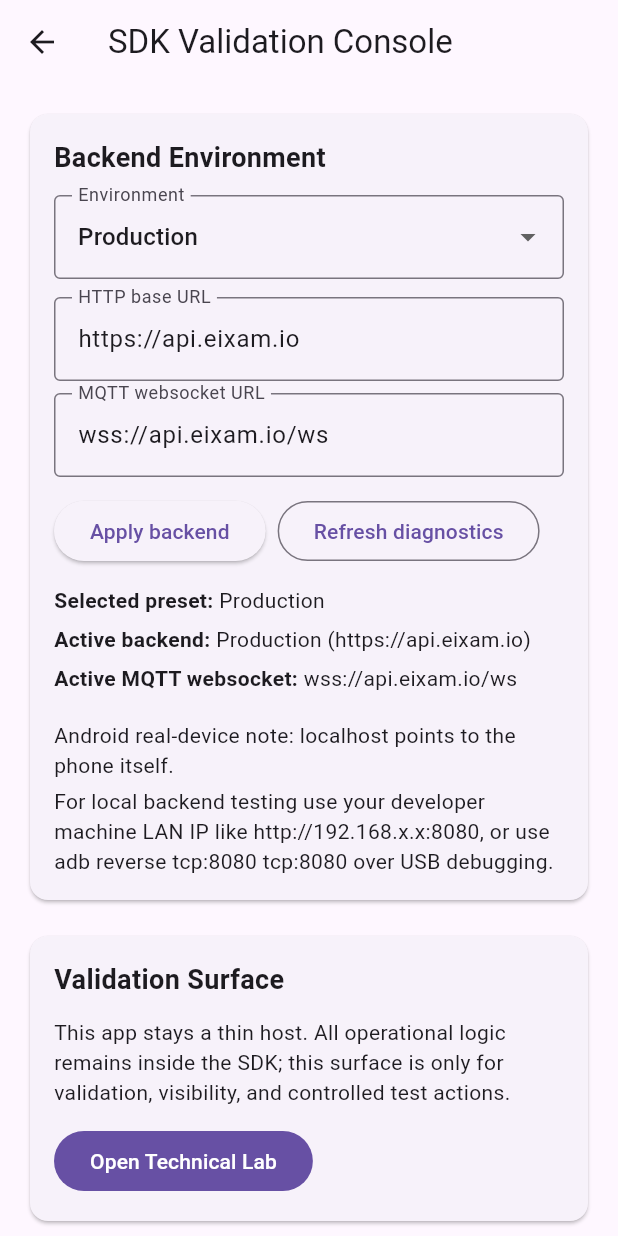
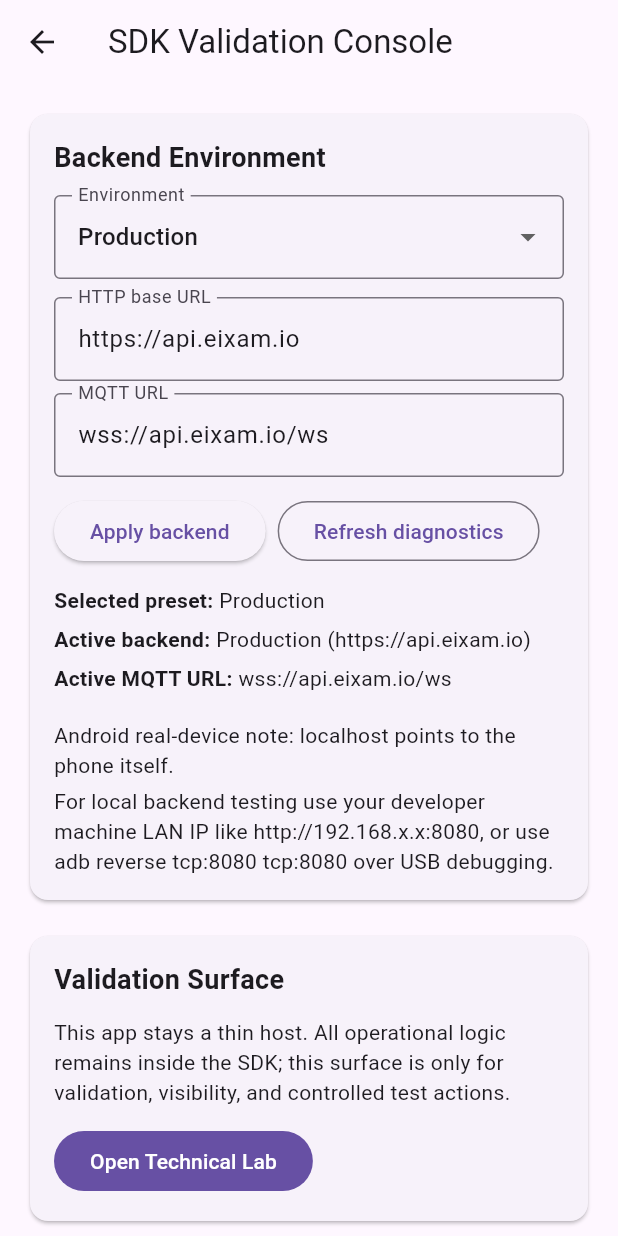
Before and after one commit to eixam-tech/eixam-sdk-flutter, a Flutter app: the screen it shows after launch, after a tap on "SDK Validation Console", on a phone screen of 412 x 824 dp. Run offline on Flutter 3.47's test engine with Material 3 defaults, Android fonts, the phone set to English and light mode, and no system bars; our stand-ins replace flutter_blue_plus, flutter_local_notifications, geolocator, permission_handler, shared_preferences; missing offline and left inert: mqtt5_client.

Commit message:
feat(validation-app): fix local mqtt defaults and backend reconfigure flow

```diff
--- a/apps/eixam_control_app/lib/src/bootstrap/sdk_bootstrap_screen.dart
+++ b/apps/eixam_control_app/lib/src/bootstrap/sdk_bootstrap_screen.dart
@@ -108,9 +108,6 @@ class _SdkBootstrapScreenState extends State<SdkBootstrapScreen> {
     final activeConfig = _activeConfig;
     if (sdk != null && activeConfig != null) {
       return EixamDemoApp(
-        key: ValueKey<String>(
-          'sdk_generation_${_sdkGeneration}_${activeConfig.apiBaseUrl}_${activeConfig.mqttWebsocketUrl}',
-        ),
         sdk: sdk,
         backendConfig: activeConfig,
         onReconfigureBackend: _reconfigureBackend,
@@ -160,7 +157,7 @@ class _SdkBootstrapScreenState extends State<SdkBootstrapScreen> {
                     ),
                     const SizedBox(height: 4),
                     Text(
-                      'MQTT websocket: ${activeConfig.mqttWebsocketUrl}',
+                      'MQTT URL: ${activeConfig.mqttWebsocketUrl}',
                       textAlign: TextAlign.center,
                     ),
                   ],
--- a/apps/eixam_control_app/lib/src/bootstrap/validation_backend_config.dart
+++ b/apps/eixam_control_app/lib/src/bootstrap/validation_backend_config.dart
@@ -38,7 +38,7 @@ class ValidationBackendConfig {
     preset: ValidationBackendPreset.customLocal,
     label: 'Local Android debug',
     apiBaseUrl: 'http://127.0.0.1:8080',
-    mqttWebsocketUrl: 'ws://127.0.0.1:8080/ws',
+    mqttWebsocketUrl: 'tcp://127.0.0.1:1883',
   );
 
   static const List<ValidationBackendConfig> presets =
--- a/apps/eixam_control_app/lib/src/bootstrap/validation_backend_config_store.dart
+++ b/apps/eixam_control_app/lib/src/bootstrap/validation_backend_config_store.dart
@@ -6,6 +6,7 @@ class ValidationBackendConfigStore {
   static const String _presetKey = 'validation_backend_preset';
   static const String _labelKey = 'validation_backend_label';
   static const String _apiBaseUrlKey = 'validation_backend_api_base_url';
+  // Keep the existing preference key so older saved configs still load.
   static const String _mqttWebsocketUrlKey = 'validation_backend_mqtt_ws_url';
 
   Future<ValidationBackendConfig> load() async {
--- a/apps/eixam_control_app/lib/src/features/operational_demo/operational_demo_screen.dart
+++ b/apps/eixam_control_app/lib/src/features/operational_demo/operational_demo_screen.dart
@@ -125,6 +125,10 @@ class _OperationalDemoScreenState extends State<OperationalDemoScreen> {
           final bridge = diagnostics.bridge;
 
           return SafeArea(
+            child: Stack(
+              children: [
+                AbsorbPointer(
+                  absorbing: _applyingBackendConfig,
                   child: ListView(
                     padding: const EdgeInsets.all(16),
                     children: [
@@ -170,8 +174,8 @@ class _OperationalDemoScreenState extends State<OperationalDemoScreen> {
                             const SizedBox(height: 8),
                             ValidationTextField(
                               controller: _mqttWebsocketUrlController,
-                        label: 'MQTT websocket URL',
-                        hintText: 'wss://api.eixam.io/ws',
+                              label: 'MQTT URL',
+                              hintText: 'tcp://127.0.0.1:1883',
                             ),
                             const SizedBox(height: 12),
                             Wrap(
@@ -195,7 +199,8 @@ class _OperationalDemoScreenState extends State<OperationalDemoScreen> {
                                 if (ValidationLocalDebugDefaults.isEnabled)
                                   OutlinedButton(
                                     onPressed: _loadLocalDebugDefaults,
-                              child: const Text('Load local debug defaults'),
+                                    child:
+                                        const Text('Load local debug defaults'),
                                   ),
                               ],
                             ),
@@ -210,7 +215,7 @@ class _OperationalDemoScreenState extends State<OperationalDemoScreen> {
                                   '${widget.backendConfig.label} (${widget.backendConfig.apiBaseUrl})',
                             ),
                             InfoLine(
-                        label: 'Active MQTT websocket',
+                              label: 'Active MQTT URL',
                               value: widget.backendConfig.mqttWebsocketUrl,
                             ),
                             const SizedBox(height: 12),
@@ -295,7 +300,8 @@ class _OperationalDemoScreenState extends State<OperationalDemoScreen> {
                                 if (ValidationLocalDebugDefaults.isEnabled)
                                   OutlinedButton(
                                     onPressed: _loadLocalDebugDefaults,
-                              child: const Text('Reset to local defaults'),
+                                    child:
+                                        const Text('Reset to local defaults'),
                                   ),
                               ],
                             ),
@@ -308,15 +314,16 @@ class _OperationalDemoScreenState extends State<OperationalDemoScreen> {
                               label: 'Canonical identity status',
                               value: _canonicalIdentityStatus(session),
                             ),
-                      InfoLine(label: 'appId', value: session?.appId ?? '-'),
+                            InfoLine(
+                                label: 'appId', value: session?.appId ?? '-'),
                             InfoLine(
                               label: 'Session external user id',
                               value: session?.externalUserId ?? '-',
                             ),
                             InfoLine(
                               label: 'Canonical external_user_id',
-                        value:
-                            session?.canonicalExternalUserId ?? 'Not resolved',
+                              value: session?.canonicalExternalUserId ??
+                                  'Not resolved',
                             ),
                             InfoLine(
                               label: 'SDK user id',
@@ -370,7 +377,8 @@ class _OperationalDemoScreenState extends State<OperationalDemoScreen> {
                             ),
                             InfoLine(
                               label: 'Operational publish available',
-                        value: diagnostics.canPublishOperationally.toString(),
+                              value: diagnostics.canPublishOperationally
+                                  .toString(),
                             ),
                             InfoLine(
                               label: 'Last realtime event',
@@ -384,9 +392,11 @@ class _OperationalDemoScreenState extends State<OperationalDemoScreen> {
                             ),
                             DiagnosticsBox(
                               label: 'Last realtime payload',
-                        value: _controller.lastRealtimeEvent?.payload == null
+                              value:
+                                  _controller.lastRealtimeEvent?.payload == null
                                       ? 'None'
-                            : _controller.lastRealtimeEvent!.payload.toString(),
+                                      : _controller.lastRealtimeEvent!.payload
+                                          .toString(),
                             ),
                           ],
                         ),
@@ -436,7 +446,8 @@ class _OperationalDemoScreenState extends State<OperationalDemoScreen> {
                             ),
                             InfoLine(
                               label: 'Last SOS event',
-                        value: _controller.lastSosEvent.runtimeType.toString(),
+                              value: _controller.lastSosEvent.runtimeType
+                                  .toString(),
                             ),
                             InfoLine(
                               label: 'Incident ID',
@@ -453,10 +464,12 @@ class _OperationalDemoScreenState extends State<OperationalDemoScreen> {
                                 label: 'Last SOS incident snapshot',
                                 value: {
                                   'id': _controller.lastSosIncident!.id,
-                            'state': _controller.lastSosIncident!.state.name,
-                            'triggerSource':
-                                _controller.lastSosIncident!.triggerSource,
-                            'createdAt': _controller.lastSosIncident!.createdAt
+                                  'state':
+                                      _controller.lastSosIncident!.state.name,
+                                  'triggerSource': _controller
+                                      .lastSosIncident!.triggerSource,
+                                  'createdAt': _controller
+                                      .lastSosIncident!.createdAt
                                       .toUtc()
                                       .toIso8601String(),
                                 }.toString(),
@@ -473,7 +486,8 @@ class _OperationalDemoScreenState extends State<OperationalDemoScreen> {
                             ValidationTextField(
                               controller: _telemetryLatitudeController,
                               label: 'latitude',
-                        keyboardType: const TextInputType.numberWithOptions(
+                              keyboardType:
+                                  const TextInputType.numberWithOptions(
                                 signed: true,
                                 decimal: true,
                               ),
@@ -482,7 +496,8 @@ class _OperationalDemoScreenState extends State<OperationalDemoScreen> {
                             ValidationTextField(
                               controller: _telemetryLongitudeController,
                               label: 'longitude',
-                        keyboardType: const TextInputType.numberWithOptions(
+                              keyboardType:
+                                  const TextInputType.numberWithOptions(
                                 signed: true,
                                 decimal: true,
                               ),
@@ -491,7 +506,8 @@ class _OperationalDemoScreenState extends State<OperationalDemoScreen> {
                             ValidationTextField(
                               controller: _telemetryAltitudeController,
                               label: 'altitude',
-                        keyboardType: const TextInputType.numberWithOptions(
+                              keyboardType:
+                                  const TextInputType.numberWithOptions(
                                 signed: true,
                                 decimal: true,
                               ),
@@ -511,7 +527,8 @@ class _OperationalDemoScreenState extends State<OperationalDemoScreen> {
                             const SizedBox(height: 12),
                             InfoLine(
                               label: 'Last published telemetry sample',
-                        value: _controller.lastPublishedTelemetrySample == null
+                              value: _controller.lastPublishedTelemetrySample ==
+                                      null
                                   ? '-'
                                   : _controller.lastPublishedTelemetrySample!
                                       .toJson()
@@ -626,7 +643,8 @@ class _OperationalDemoScreenState extends State<OperationalDemoScreen> {
                             const SizedBox(height: 12),
                             InfoLine(
                               label: 'Registered devices',
-                        value: _controller.registeredDevices.length.toString(),
+                              value: _controller.registeredDevices.length
+                                  .toString(),
                             ),
                             const SizedBox(height: 8),
                             if (_controller.registeredDevices.isEmpty)
@@ -636,8 +654,8 @@ class _OperationalDemoScreenState extends State<OperationalDemoScreen> {
                                 (device) => RegistryDeviceTile(
                                   device: device,
                                   onUseAsDraft: () => _seedDeviceDraft(device),
-                            onDelete: () =>
-                                _controller.deleteRegisteredDevice(device.id),
+                                  onDelete: () => _controller
+                                      .deleteRegisteredDevice(device.id),
                                 ),
                               ),
                           ],
@@ -685,17 +703,21 @@ class _OperationalDemoScreenState extends State<OperationalDemoScreen> {
                             ),
                             InfoLine(
                               label: 'Connected',
-                        value: (_controller.deviceStatus?.connected ?? false)
+                              value:
+                                  (_controller.deviceStatus?.connected ?? false)
                                       .toString(),
                             ),
                             InfoLine(
                               label: 'Lifecycle',
-                        value: _controller.deviceStatus?.lifecycleState.name ??
+                              value: _controller
+                                      .deviceStatus?.lifecycleState.name ??
                                   '-',
                             ),
                             InfoLine(
                               label: 'Firmware',
-                        value: _controller.deviceStatus?.firmwareVersion ?? '-',
+                              value:
+                                  _controller.deviceStatus?.firmwareVersion ??
+                                      '-',
                             ),
                             InfoLine(
                               label: 'Preferred device',
@@ -746,14 +768,14 @@ class _OperationalDemoScreenState extends State<OperationalDemoScreen> {
                                       'signature': bridge.pendingSos!.signature,
                                       'message': bridge.pendingSos!.message,
                                       'position': {
-                                  'latitude': bridge
-                                      .pendingSos!.positionSnapshot.latitude,
-                                  'longitude': bridge
-                                      .pendingSos!.positionSnapshot.longitude,
-                                  'altitude': bridge
-                                      .pendingSos!.positionSnapshot.altitude,
-                                  'timestamp': bridge
-                                      .pendingSos!.positionSnapshot.timestamp
+                                        'latitude': bridge.pendingSos!
+                                            .positionSnapshot.latitude,
+                                        'longitude': bridge.pendingSos!
+                                            .positionSnapshot.longitude,
+                                        'altitude': bridge.pendingSos!
+                                            .positionSnapshot.altitude,
+                                        'timestamp': bridge.pendingSos!
+                                            .positionSnapshot.timestamp
                                             .toIso8601String(),
                                       },
                                     }.toString(),
@@ -796,6 +818,16 @@ class _OperationalDemoScreenState extends State<OperationalDemoScreen> {
                             ),
                           ],
                         ),
+                      ),
+                    ],
+                  ),
+                ),
+                if (_applyingBackendConfig)
+                  const Positioned(
+                    left: 0,
+                    right: 0,
+                    top: 0,
+                    child: LinearProgressIndicator(),
                   ),
               ],
             ),
@@ -956,7 +988,7 @@ class _OperationalDemoScreenState extends State<OperationalDemoScreen> {
     final mqttWebsocketUrl = _mqttWebsocketUrlController.text.trim();
     if (apiBaseUrl.isEmpty || mqttWebsocketUrl.isEmpty) {
       _controller.reportActionError(
-        StateError('HTTP base URL and MQTT websocket URL are both required.'),
+        StateError('HTTP base URL and MQTT URL are both required.'),
       );
       return;
     }
```
Also changed, not shown: apps/eixam_control_app/lib/src/app_shell/eixam_demo_app.dart (+21 -1 lines), 4 other files. Lines whose indentation alone changed are shown as unchanged.
